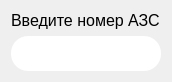
Old version of the form Terminals/searchform.ui in the repository rust3128/Gandalf.
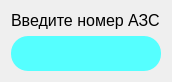
New version of the form.

Patch:
```diff
--- a/Terminals/searchform.ui
+++ b/Terminals/searchform.ui
@@ -50,7 +50,9 @@
 	border-radius: 17px;
 	padding-left: 20px;
 	padding-right: 20px;
-}</string>
+background-color: rgb(85, 255, 255);
+}
+</string>
      </property>
      <property name="maxLength">
       <number>5</number>
```
Left out of the diff: 3 changed lines with no effect on the pictures.
